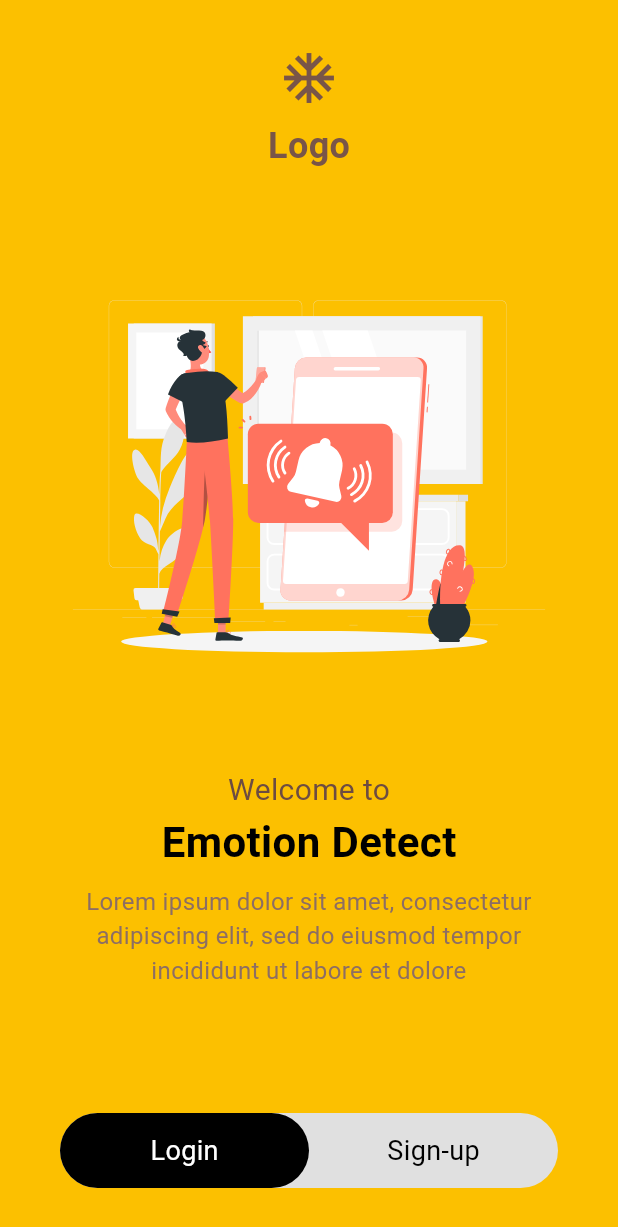
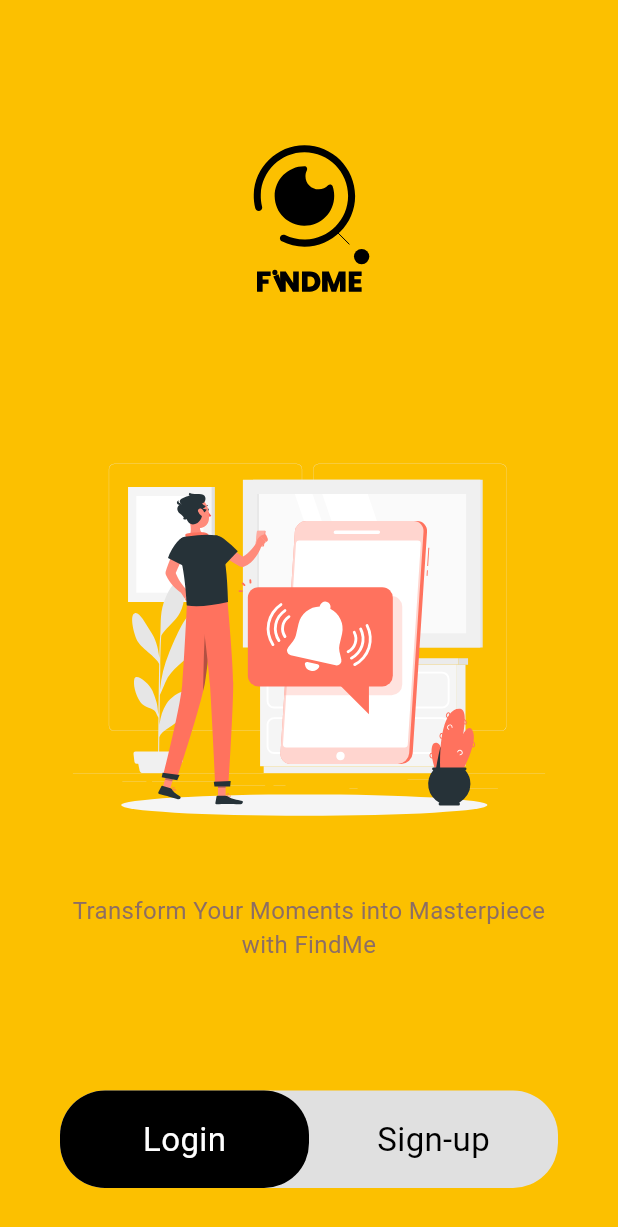
Before and after one commit to rezjaq/dis_app, a Flutter app: the screen it shows after launch, on a phone screen of 412 x 824 dp. Shown: the top 1227 px of the screen. Run offline on Flutter 3.47's test engine with Material 3 defaults, Android fonts, the light colour scheme and no system bars; our stand-ins replace camera, flutter_secure_storage, flutter_svg, get, get_storage, image_picker and 3 more.

Commit message:
add detail_post and fixed welcome

```diff
--- a/lib/features/auth/screens/welcome_screen.dart
+++ b/lib/features/auth/screens/welcome_screen.dart
@@ -20,20 +20,19 @@ class _WelcomeScreenState extends State<WelcomeScreen> {
           children: [
             // Top Logo
             Padding(
-              padding: const EdgeInsets.only(top: 32.0),
+              padding: const EdgeInsets.only(top: 65.0),
               child: Column(
                 children: [
-                  Icon(Icons.ac_unit,
-                      size: 40, color: Colors.brown), // Placeholder for logo
-                  SizedBox(height: 8),
-                  Text(
-                    'Logo',
-                    style: TextStyle(
-                      fontSize: 24,
-                      fontWeight: FontWeight.bold,
-                      color: Colors.brown,
+                  // Container for logo.svg with customizable width and height
+                  Container(
+                    width: 150, // You can change this
+                    height: 150, // You can change this
+                    child: SvgPicture.asset(
+                      'assets/images/logofindme.svg',
+                      fit: BoxFit.contain,
                     ),
                   ),
+                  SizedBox(height: 6),
                 ],
               ),
             ),
@@ -45,27 +44,11 @@ class _WelcomeScreenState extends State<WelcomeScreen> {
                   'assets/images/welcome.svg',
                   height: 315,
                 ),
-                SizedBox(height: 32),
-                Text(
-                  'Welcome to',
-                  style: TextStyle(
-                    fontSize: 20,
-                    color: Colors.brown[600],
-                  ),
-                ),
-                Text(
-                  'Emotion Detect',
-                  style: TextStyle(
-                    fontSize: 28,
-                    fontWeight: FontWeight.bold,
-                    color: Colors.black,
-                  ),
-                ),
-                SizedBox(height: 8),
+                SizedBox(height: 6),
                 Padding(
                   padding: const EdgeInsets.symmetric(horizontal: 40.0),
                   child: Text(
-                    'Lorem ipsum dolor sit amet, consectetur adipiscing elit, sed do eiusmod tempor incididunt ut labore et dolore',
+                    'Transform Your Moments into Masterpiece with FindMe',
                     textAlign: TextAlign.center,
                     style: TextStyle(
                       fontSize: 16,
@@ -81,7 +64,7 @@ class _WelcomeScreenState extends State<WelcomeScreen> {
               padding:
                   const EdgeInsets.symmetric(horizontal: 40.0, vertical: 32.0),
               child: Container(
-                height: 50, // Button height
+                height: 65, // Button height
                 decoration: BoxDecoration(
                   color: Colors
                       .grey[300], // Background color for the switch container
@@ -100,13 +83,13 @@ class _WelcomeScreenState extends State<WelcomeScreen> {
                           ? MediaQuery.of(context).size.width * 0.5 - 40
                           : 0,
                       child: AnimatedContainer(
-                        duration: Duration(milliseconds: 300),
+                        duration: Duration(milliseconds: 50),
                         curve: Curves.easeInOut,
                         decoration: BoxDecoration(
                           color: Colors.black, // Active background color
                           borderRadius: BorderRadius.circular(30),
                         ),
-                        height: 50,
+                        height: 65,
                         width: MediaQuery.of(context).size.width * 0.5 - 40,
                       ),
                     ),
@@ -121,7 +104,7 @@ class _WelcomeScreenState extends State<WelcomeScreen> {
                                 isLoginSelected = true;
                               });
                               // Menunggu animasi selesai sebelum pindah halaman
-                              Future.delayed(Duration(milliseconds: 300), () {
+                              Future.delayed(Duration(milliseconds: 50), () {
                                 Navigator.pushReplacementNamed(
                                     context, '/login');
                               });
@@ -134,7 +117,7 @@ class _WelcomeScreenState extends State<WelcomeScreen> {
                                   color: isLoginSelected
                                       ? Colors.white
                                       : Colors.black,
-                                  fontSize: 18,
+                                  fontSize: 22,
                                 ),
                               ),
                             ),
@@ -161,7 +144,7 @@ class _WelcomeScreenState extends State<WelcomeScreen> {
                                   color: isLoginSelected
                                       ? Colors.black
                                       : Colors.white,
-                                  fontSize: 18,
+                                  fontSize: 22,
                                 ),
                               ),
                             ),
```
Also changed, not shown: lib/features/findme/screens/detail_post.dart (added, +274 -0 lines), assets/images/logofindme.svg (added).
